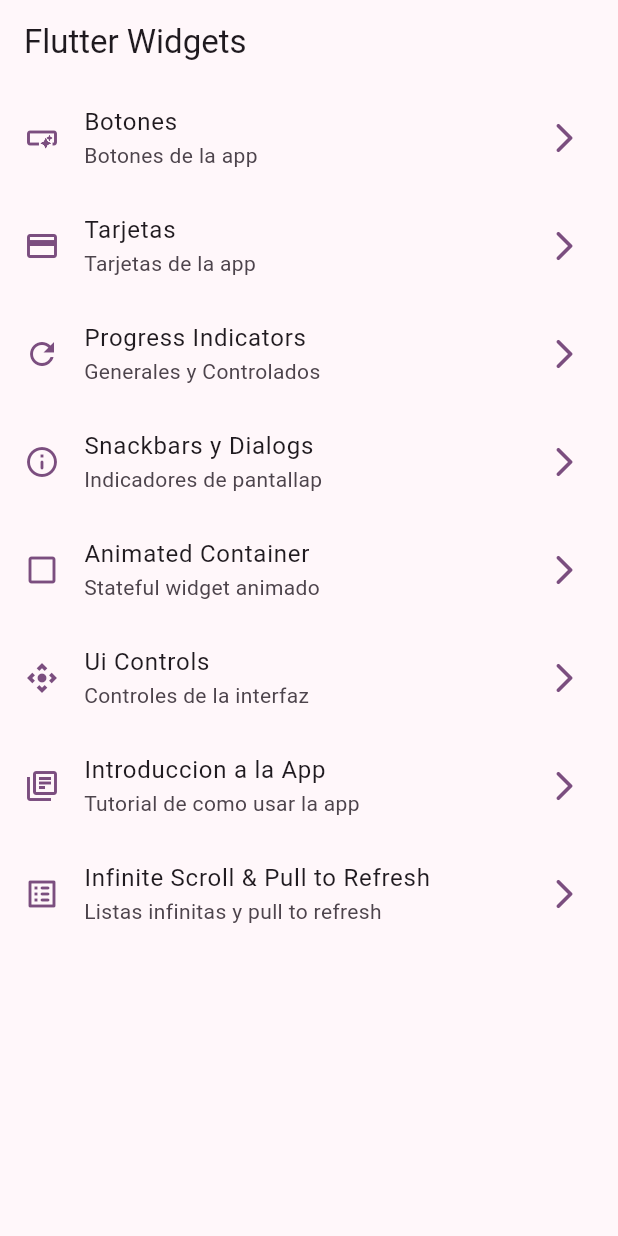
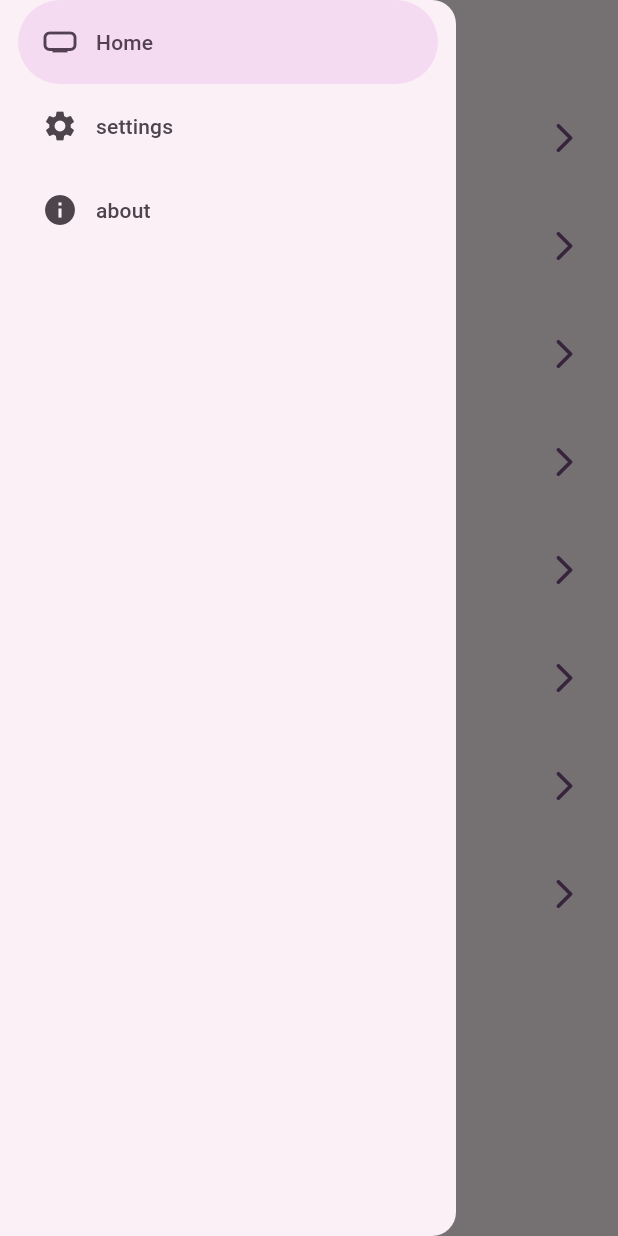
Before and after one commit to SValac/flutter_widgets_app, a Flutter app: the screen it shows after launch, with the side drawer open (before the commit the screen has no drawer), on a phone screen of 412 x 824 dp. Run offline on Flutter 3.47's test engine with Material 3 defaults, Android fonts, the phone set to English and light mode, and no system bars; our stand-ins replace animate_do, go_router.

Commit message:
feat: add SideMenu to HomeScreen for improved navigation

```diff
--- a/lib/presentation/screens/home/home_screen.dart
+++ b/lib/presentation/screens/home/home_screen.dart
@@ -1,6 +1,7 @@
 import 'package:flutter/material.dart';
 import 'package:go_router/go_router.dart';
 import 'package:widgets_app/config/menu/menu_items.dart';
+import 'package:widgets_app/presentation/widgets/side_menu.dart';
 
 class HomeScreen extends StatelessWidget {
   static final String name = 'home_screen';
@@ -12,6 +13,7 @@ class HomeScreen extends StatelessWidget {
     return Scaffold(
       appBar: AppBar(title: Text('Flutter Widgets')),
       body: _HomeView(),
+      drawer: const SideMenu(),
     );
   }
 }
```
